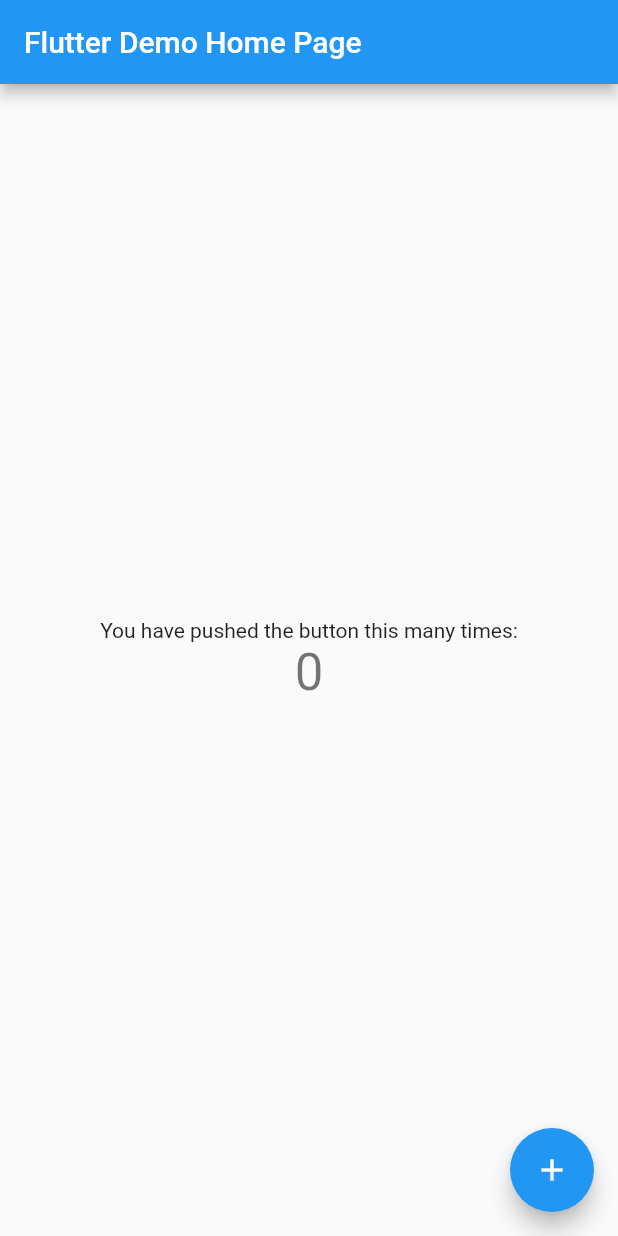
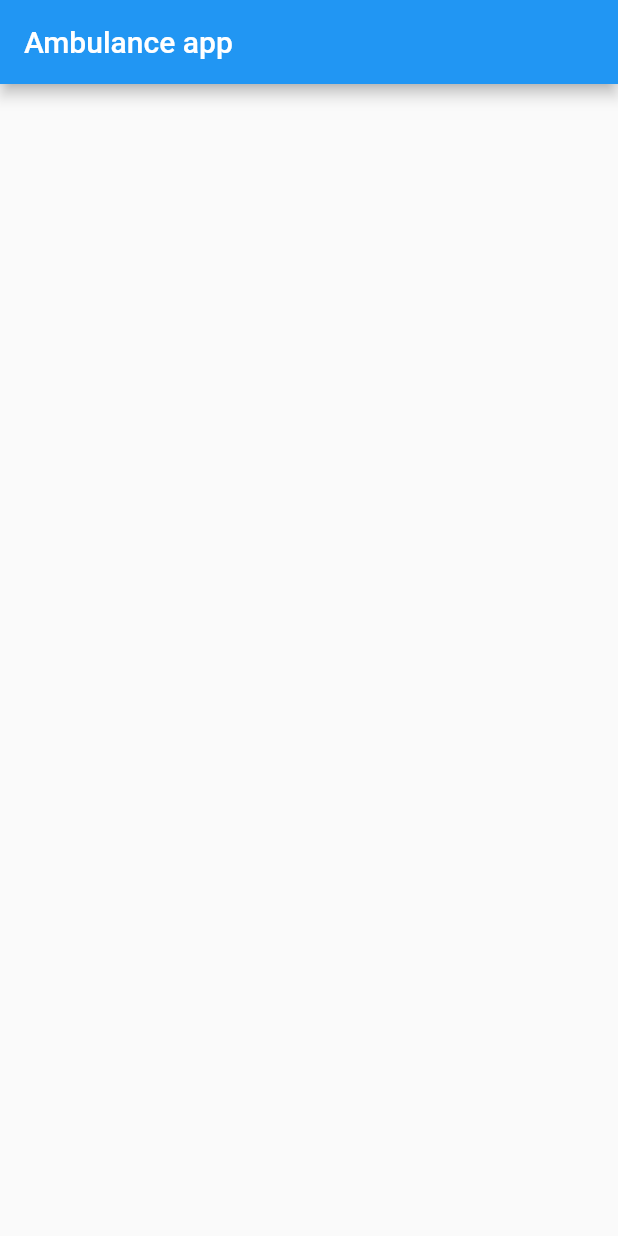
Before and after one commit to MrSobirov/ambulance, a Flutter app: the screen it shows after launch, on a phone screen of 412 x 824 dp. Run offline on Flutter 3.47's test engine with Material 2 defaults, Android fonts, the light colour scheme and no system bars; our stand-ins replace sqflite; accounts and stored records are empty.

Commit message:
Main functions done

```diff
--- a/lib/main.dart
+++ b/lib/main.dart
@@ -1,3 +1,4 @@
+import 'package:ambulance/pages/home_page.dart';
 import 'package:flutter/material.dart';
 
 void main() {
@@ -7,109 +8,13 @@
 class MyApp extends StatelessWidget {
   const MyApp({super.key});
 
-  // This widget is the root of your application.
   @override
   Widget build(BuildContext context) {
     return MaterialApp(
       title: 'Flutter Demo',
       theme: ThemeData(
-        // This is the theme of your application.
-        //
-        // Try running your application with "flutter run". You'll see the
-        // application has a blue toolbar. Then, without quitting the app, try
-        // changing the primarySwatch below to Colors.green and then invoke
-        // "hot reload" (press "r" in the console where you ran "flutter run",
-        // or simply save your changes to "hot reload" in a Flutter IDE).
-        // Notice that the counter didn't reset back to zero; the application
-        // is not restarted.
-        primarySwatch: Colors.blue,
       ),
-      home: const MyHomePage(title: 'Flutter Demo Home Page'),
+      home: const HomePage(),
     );
   }
 }
-
-class MyHomePage extends StatefulWidget {
-  const MyHomePage({super.key, required this.title});
-
-  // This widget is the home page of your application. It is stateful, meaning
-  // that it has a State object (defined below) that contains fields that affect
-  // how it looks.
-
-  // This class is the configuration for the state. It holds the values (in this
-  // case the title) provided by the parent (in this case the App widget) and
-  // used by the build method of the State. Fields in a Widget subclass are
-  // always marked "final".
-
-  final String title;
-
-  @override
-  State<MyHomePage> createState() => _MyHomePageState();
-}
-
-class _MyHomePageState extends State<MyHomePage> {
-  int _counter = 0;
-
-  void _incrementCounter() {
-    setState(() {
-      // This call to setState tells the Flutter framework that something has
-      // changed in this State, which causes it to rerun the build method below
-      // so that the display can reflect the updated values. If we changed
-      // _counter without calling setState(), then the build method would not be
-      // called again, and so nothing would appear to happen.
-      _counter++;
-    });
-  }
-
-  @override
-  Widget build(BuildContext context) {
-    // This method is rerun every time setState is called, for instance as done
-    // by the _incrementCounter method above.
-    //
-    // The Flutter framework has been optimized to make rerunning build methods
-    // fast, so that you can just rebuild anything that needs updating rather
-    // than having to individually change instances of widgets.
-    return Scaffold(
-      appBar: AppBar(
-        // Here we take the value from the MyHomePage object that was created by
-        // the App.build method, and use it to set our appbar title.
-        title: Text(widget.title),
-      ),
-      body: Center(
-        // Center is a layout widget. It takes a single child and positions it
-        // in the middle of the parent.
-        child: Column(
-          // Column is also a layout widget. It takes a list of children and
-          // arranges them vertically. By default, it sizes itself to fit its
-          // children horizontally, and tries to be as tall as its parent.
-          //
-          // Invoke "debug painting" (press "p" in the console, choose the
-          // "Toggle Debug Paint" action from the Flutter Inspector in Android
-          // Studio, or the "Toggle Debug Paint" command in Visual Studio Code)
-          // to see the wireframe for each widget.
-          //
-          // Column has various properties to control how it sizes itself and
-          // how it positions its children. Here we use mainAxisAlignment to
-          // center the children vertically; the main axis here is the vertical
-          // axis because Columns are vertical (the cross axis would be
-          // horizontal).
-          mainAxisAlignment: MainAxisAlignment.center,
-          children: <Widget>[
-            const Text(
-              'You have pushed the button this many times:',
-            ),
-            Text(
-              '$_counter',
-              style: Theme.of(context).textTheme.headline4,
-            ),
-          ],
-        ),
-      ),
-      floatingActionButton: FloatingActionButton(
-        onPressed: _incrementCounter,
-        tooltip: 'Increment',
-        child: const Icon(Icons.add),
-      ), // This trailing comma makes auto-formatting nicer for build methods.
-    );
-  }
-}
--- /dev/null
+++ b/lib/pages/home_page.dart
@@ -0,0 +1,46 @@
+import 'package:ambulance/services/cache_values.dart';
+import 'package:ambulance/services/db_repository.dart';
+import 'package:ambulance/services/db_service.dart';
+import 'package:flutter/material.dart';
+
+class HomePage extends StatefulWidget {
+  const HomePage({Key? key}) : super(key: key);
+
+  @override
+  State<HomePage> createState() => _HomePageState();
+}
+
+class _HomePageState extends State<HomePage> {
+  bool loading = true;
+
+  @override
+  void initState() {
+    super.initState();
+    getAllData();
+  }
+
+  void getAllData() async {
+    await DBRepo().getAllData();
+    setState(() {
+      loading = false;
+    });
+  }
+
+  @override
+  Widget build(BuildContext context) {
+    return Scaffold(
+      appBar: AppBar(
+        title: Text("Ambulance app"),
+      ),
+      body: loading ? const Center(
+        child: SingleChildScrollView(),
+      ) :Column(
+        children: CachedModels.callForms.map((item) => Row(
+          children: [
+            Text("${item["doctor_id"]}")
+          ],
+        )).toList(),
+      ),
+    );
+  }
+}
--- /dev/null
+++ b/lib/services/cache_values.dart
@@ -0,0 +1,15 @@
+import 'package:sqflite/sqflite.dart';
+
+class CachedModels {
+  static Database? database;
+  static List<Map<String, dynamic>> patients = [];
+  static List<Map<String, dynamic>> doctors = [];
+  static List<Map<String, dynamic>> nurses = [];
+  static List<Map<String, dynamic>> hospitals = [];
+  static List<Map<String, dynamic>> sicknesses = [];
+  static List<Map<String, dynamic>> callForms = [];
+  static List<Map<String, dynamic>> medialHistories = [];
+  static List<Map<String, dynamic>> regions = [];
+  static List<Map<String, dynamic>> roads = [];
+  static List<Map<String, dynamic>> receipts = [];
+}
--- a/pubspec.yaml
+++ b/pubspec.yaml
@@ -36,6 +36,7 @@
   # The following adds the Cupertino Icons font to your application.
   # Use with the CupertinoIcons class for iOS style icons.
   cupertino_icons: ^1.0.2
+  sqflite:
 
 dev_dependencies:
   flutter_test:
@@ -60,9 +61,8 @@
   uses-material-design: true
 
   # To add assets to your application, add an assets section, like this:
-  # assets:
-  #   - images/a_dot_burr.jpeg
-  #   - images/a_dot_ham.jpeg
+  assets:
+    - assets/ambulanceDB.db
 
   # An image asset can refer to one or more resolution-specific "variants", see
   # https://flutter.dev/assets-and-images/#resolution-aware
```
Also changed, not shown: lib/services/db_repository.dart (added, +150 -0 lines), lib/services/db_service.dart (added, +71 -0 lines), pubspec.lock, 2 other files.
